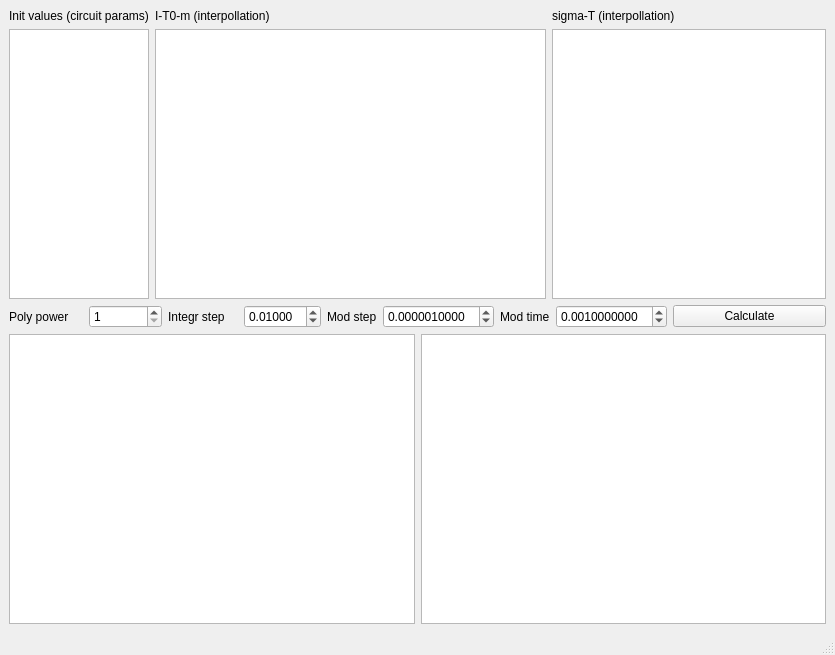
First picture: the form in ModGrad/lw2_ODE_RungeAll/mod_lw2_QtGUI/mainwindow.ui, repository kirpitcheq/CalcAlgs_Mod_Grad, before the edit.
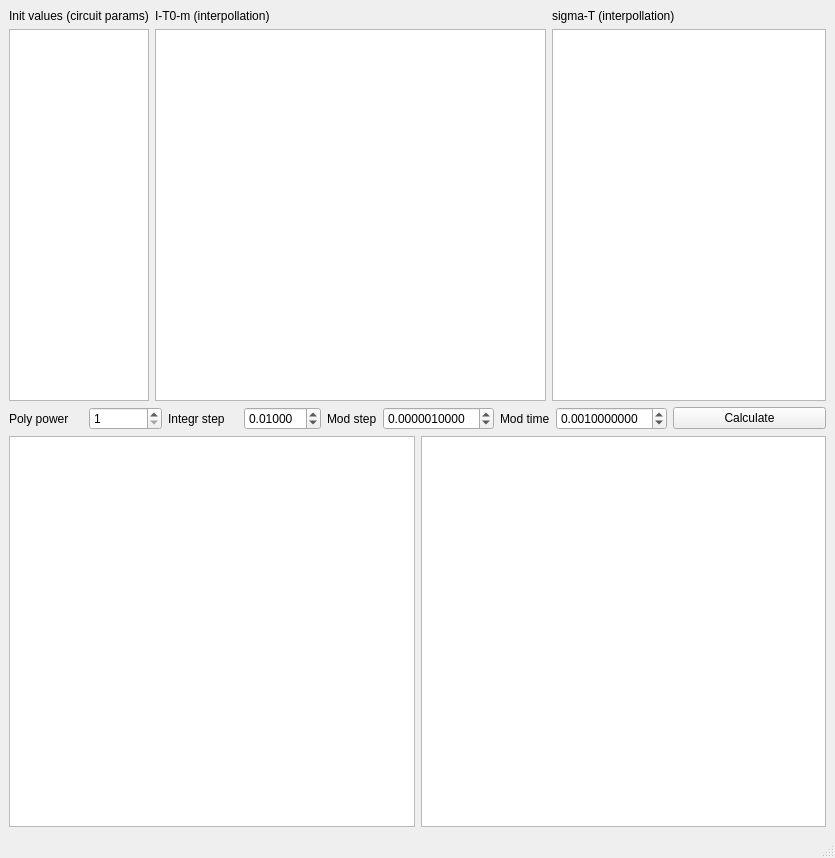
Second picture: the form after the edit. Custom widgets are drawn as their Qt base class.

Commit message: [ModGrad][lw2][QtGUI]added other serials through map of model, set headers for gui tables fix wrong with polypow GUI; cleanup, fix other wrongs

Diff of the .ui file:
```diff
--- a/ModGrad/lw2_ODE_RungeAll/mod_lw2_QtGUI/mainwindow.ui
+++ b/ModGrad/lw2_ODE_RungeAll/mod_lw2_QtGUI/mainwindow.ui
@@ -7,7 +7,7 @@
     <x>0</x>
     <y>0</y>
     <width>835</width>
-    <height>655</height>
+    <height>858</height>
    </rect>
   </property>
   <property name="windowTitle">
```
The commit also changes 1 other file.
